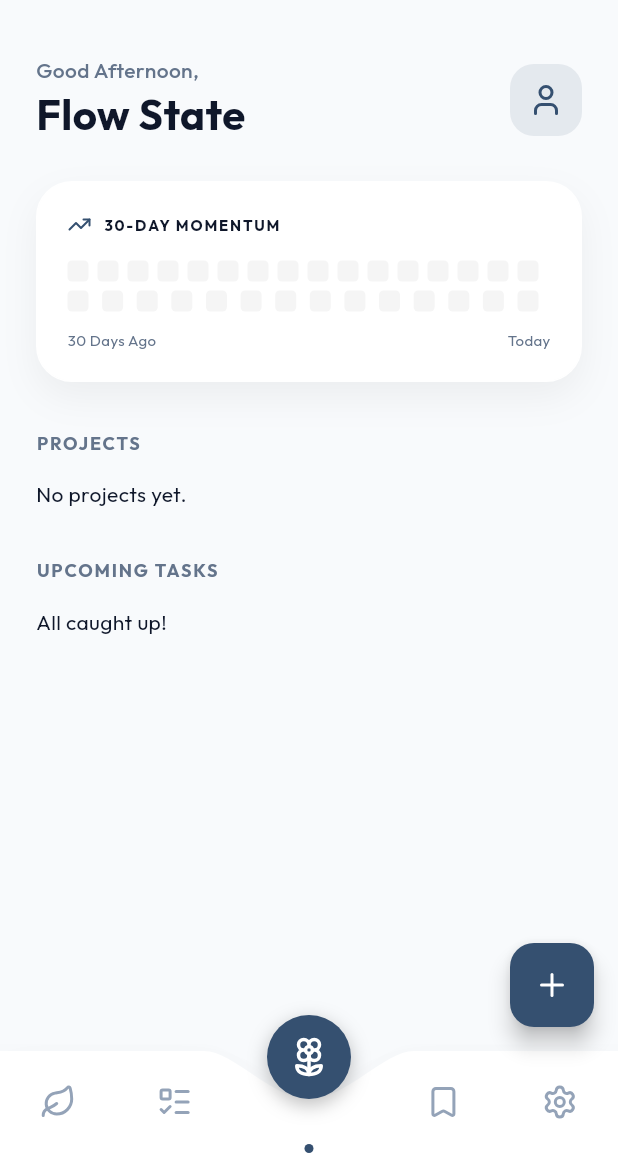
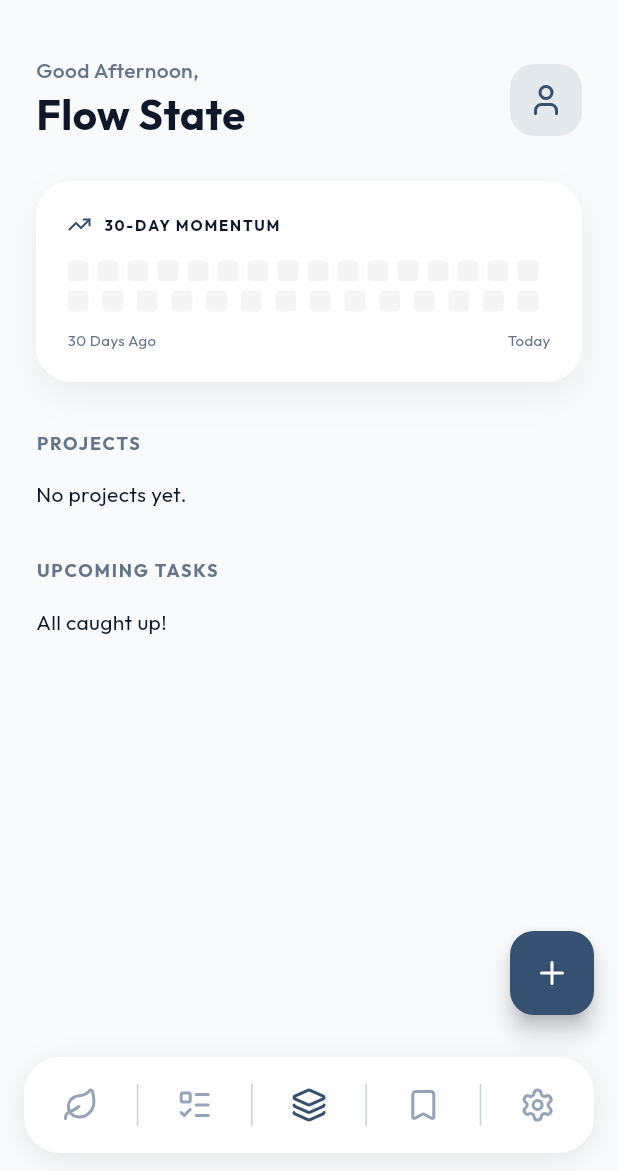
Before and after one commit to iver23/flowlife-mobile, a Flutter app: the screen it shows once a user with an empty profile is signed in, on a phone screen of 412 x 824 dp, the part 65-1236 px from its top. Run offline on Flutter 3.47's test engine with Material 3 defaults, Android fonts, the phone set to English and light mode, and no system bars; our stand-ins replace cloud_firestore, confetti, firebase_auth, firebase_core, fl_chart, flutter_local_notifications and 6 more; accounts and stored records are empty.

Commit message:
feat: Redesign the custom navigation bar to a rounded rectangular style with dividers and remove `extendBody` from the Scaffold.

```diff
--- a/lib/main.dart
+++ b/lib/main.dart
@@ -137,7 +137,6 @@ class _MainScreenState extends State<MainScreen> {
               child: Stack(
                 children: [
                   Scaffold(
-                    extendBody: true,
                     appBar: AppBar(
                       title: const Text('FlowLife', style: TextStyle(fontWeight: FontWeight.bold, fontFamily: 'Outfit')),
                       elevation: 0,
--- a/lib/presentation/widgets/custom_nav_bar.dart
+++ b/lib/presentation/widgets/custom_nav_bar.dart
@@ -12,152 +12,65 @@ class FlowNavigationBar extends StatelessWidget {
     required this.onTap,
   });
 
+  static const List<IconData> _icons = [
+    LucideIcons.leaf,       // Projects
+    LucideIcons.listTodo,   // Tasks
+    LucideIcons.layers,     // Dashboard
+    LucideIcons.bookmark,   // Ideas
+    LucideIcons.settings,   // Study/Settings
+  ];
+
   @override
   Widget build(BuildContext context) {
     bool isDark = Theme.of(context).brightness == Brightness.dark;
     final backgroundColor = isDark ? FlowColors.cardDark : Colors.white;
+    final dividerColor = isDark ? FlowColors.slate500 : FlowColors.slate400.withOpacity(0.5);
 
-    return Stack(
-      clipBehavior: Clip.none,
-      children: [
-        CustomPaint(
-          size: Size(MediaQuery.of(context).size.width, 80),
-          painter: NotchedPainter(color: backgroundColor),
-        ),
-        SizedBox(
-          height: 80,
-          child: Row(
-            mainAxisAlignment: MainAxisAlignment.spaceAround,
-            children: [
-              _buildNavItem(0, LucideIcons.leaf, 'Projects'),
-              _buildNavItem(1, LucideIcons.listTodo, 'Tasks'),
-              const SizedBox(width: 48), // Space for center button (Dashboard)
-              _buildNavItem(3, LucideIcons.bookmark, 'Ideas'),
-              _buildNavItem(4, LucideIcons.settings, 'Study'),
-            ],
-          ),
-        ),
-        // Central Dashboard Button
-        Positioned(
-          top: -24,
-          left: (MediaQuery.of(context).size.width / 2) - 28,
-          child: GestureDetector(
-            onTap: () => onTap(2),
-            child: Container(
-              width: 56,
-              height: 56,
-              decoration: const BoxDecoration(
-                color: FlowColors.primary,
-                shape: BoxShape.circle,
+    return Container(
+      margin: const EdgeInsets.symmetric(horizontal: 16, vertical: 12),
+      height: 64,
+      decoration: BoxDecoration(
+        color: backgroundColor,
+        borderRadius: BorderRadius.circular(24),
         boxShadow: [
           BoxShadow(
-                    color: Colors.black26,
-                    blurRadius: 10,
-                    offset: Offset(0, 4),
+            color: Colors.black.withOpacity(0.08),
+            blurRadius: 16,
+            offset: const Offset(0, 4),
           ),
         ],
       ),
-              child: const Icon(LucideIcons.flower2, color: Colors.white, size: 28),
+      child: Row(
+        children: List.generate(_icons.length * 2 - 1, (i) {
+          // Odd indices are dividers
+          if (i.isOdd) {
+            return Container(
+              width: 1,
+              height: 28,
+              color: dividerColor,
+            );
+          }
+          final index = i ~/ 2;
+          return Expanded(
+            child: _buildNavItem(index, _icons[index]),
+          );
+        }),
       ),
-          ),
-        ),
-        // Bottom indicator dot for Dashboard if active
-        if (currentIndex == 2)
-          Positioned(
-            bottom: 12,
-            left: (MediaQuery.of(context).size.width / 2) - 3,
-            child: Container(
-              width: 6,
-              height: 6,
-              decoration: const BoxDecoration(
-                color: FlowColors.primary,
-                shape: BoxShape.circle,
-              ),
-            ),
-          ),
-      ],
     );
   }
 
-  Widget _buildNavItem(int index, IconData icon, String label) {
+  Widget _buildNavItem(int index, IconData icon) {
     bool isActive = currentIndex == index;
     return GestureDetector(
       onTap: () => onTap(index),
       behavior: HitTestBehavior.opaque,
-      child: Column(
-        mainAxisSize: MainAxisSize.min,
-        children: [
-          Icon(
+      child: Center(
+        child: Icon(
           icon,
           color: isActive ? FlowColors.primary : FlowColors.slate400,
           size: 24,
         ),
-          const SizedBox(height: 6),
-          if (isActive)
-            Container(
-              width: 6,
-              height: 6,
-              decoration: const BoxDecoration(
-                color: FlowColors.primary,
-                shape: BoxShape.circle,
-              ),
-            )
-          else
-            const SizedBox(height: 6),
-        ],
       ),
     );
   }
 }
-
-class NotchedPainter extends CustomPainter {
-  final Color color;
-
-  NotchedPainter({required this.color});
-
-  @override
-  void paint(Canvas canvas, Size size) {
-    Paint paint = Paint()
-      ..color = color
-      ..style = PaintingStyle.fill;
-
-    Path path = Path();
-    double notchWidth = 100;
-    double notchHeight = 32;
-    double centerX = size.width / 2;
-
-    path.moveTo(0, 0);
-    path.lineTo(centerX - notchWidth / 2 - 20, 0);
-
-    // Smooth organic curve
-    path.cubicTo(
-      centerX - notchWidth / 2,
-      0,
-      centerX - notchWidth / 4,
-      notchHeight,
-      centerX,
-      notchHeight
-    );
-
-    path.cubicTo(
-      centerX + notchWidth / 4,
-      notchHeight,
-      centerX + notchWidth / 2,
-      0,
-      centerX + notchWidth / 2 + 20,
-      0
-    );
-
-    path.lineTo(size.width, 0);
-    path.lineTo(size.width, size.height);
-    path.lineTo(0, size.height);
-    path.close();
-
-    // Shadow for the bar
-    canvas.drawShadow(path.shift(const Offset(0, -2)), Colors.black12, 10, false);
-    canvas.drawPath(path, paint);
-  }
-
-  @override
-  bool shouldRepaint(covariant CustomPainter oldDelegate) => false;
-}
```
Lines whose indentation alone changed are shown as unchanged.
